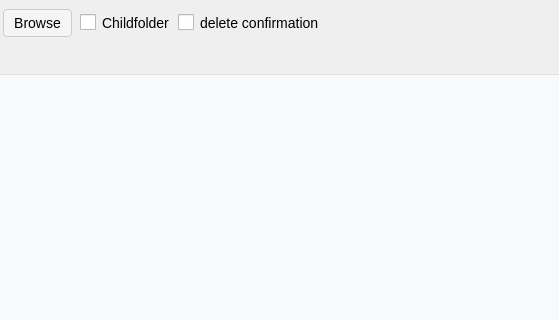
Before: the Qt Designer form mainwindow.ui in Ds-easy-Code/smartrabbit, drawn with Qt 5; both pictures show x 203 to 762 and y 0 to 320 of the 1200 by 800 pixel window.
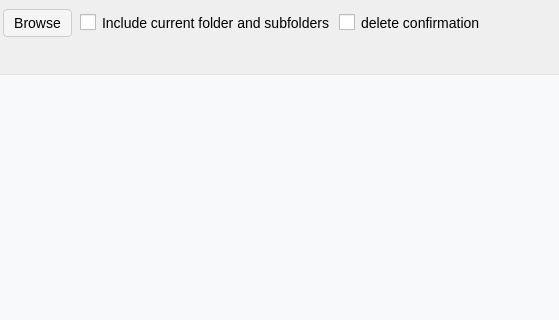
After: the same form once the commit is applied.

```diff
--- a/mainwindow.ui
+++ b/mainwindow.ui
@@ -128,7 +128,7 @@
       <item>
        <widget class="QCheckBox" name="recursive_cb">
         <property name="text">
-         <string>Childfolder</string>
+         <string>Include current folder and subfolders</string>
         </property>
        </widget>
       </item>
```
